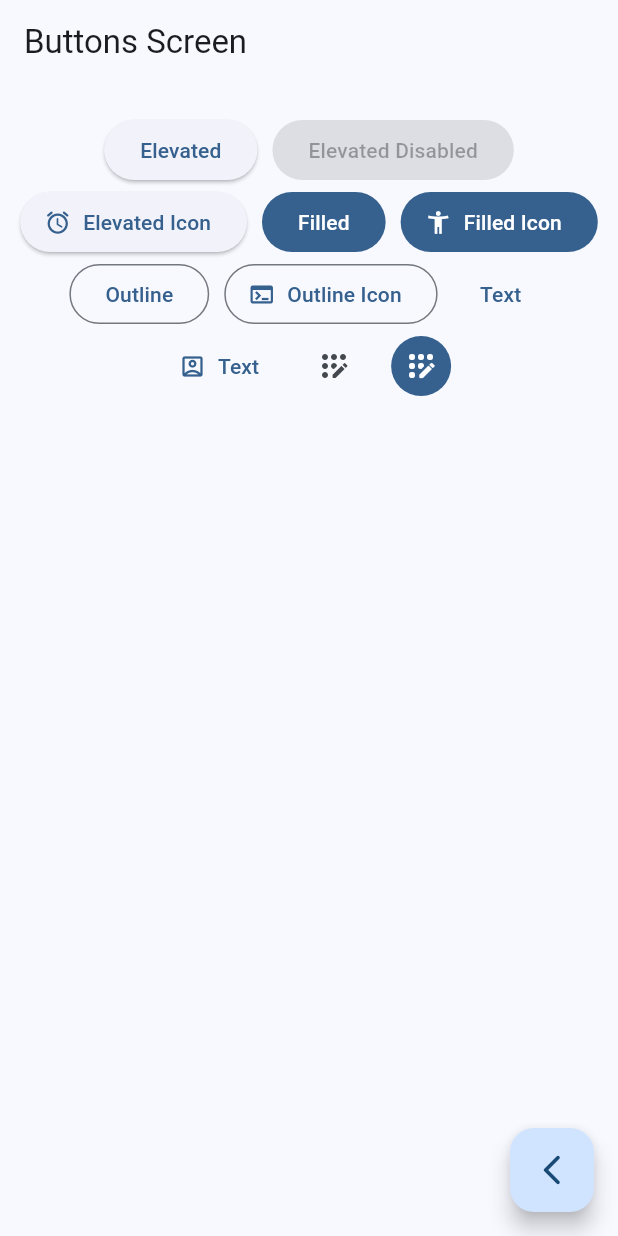
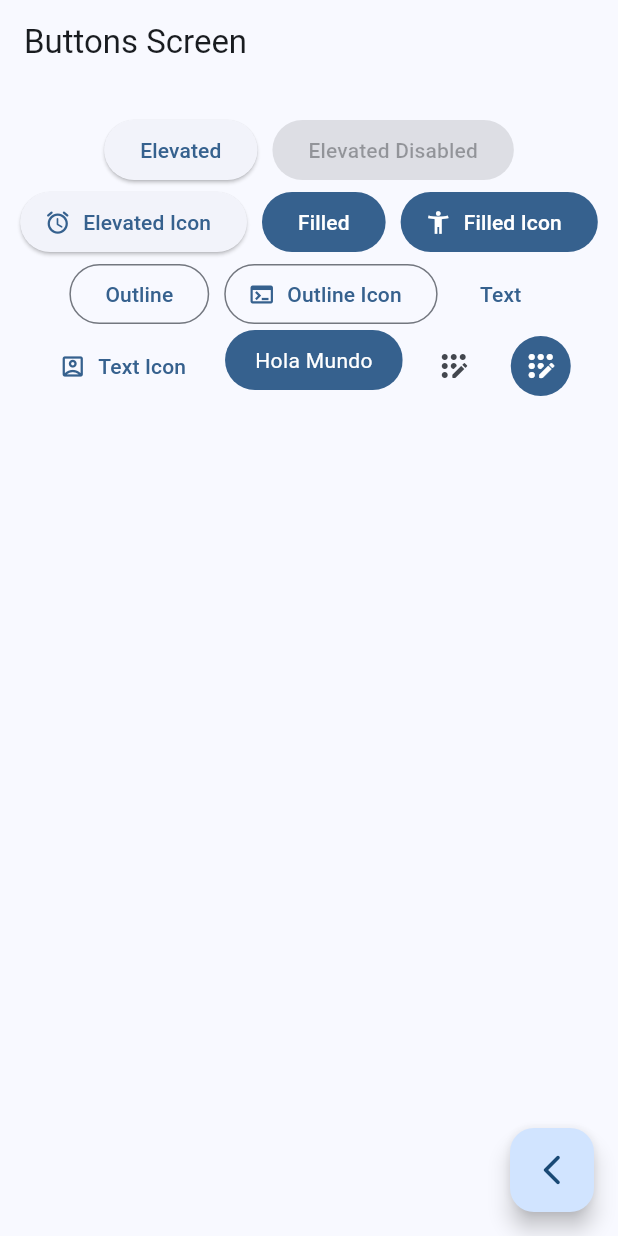
Before and after one commit to jmorenoalva/widgets_app_flutter, a Flutter app: the ButtonsScreen screen opened by its route, on a phone screen of 412 x 824 dp. Run offline on Flutter 3.47's test engine with Material 3 defaults, Android fonts, the phone set to English and light mode, and no system bars; our stand-ins replace go_router.

Commit message:
Clase 127. Boton personalizado (button screen finished)

```diff
--- a/lib/presentation/screens/buttons/buttons_screen.dart
+++ b/lib/presentation/screens/buttons/buttons_screen.dart
@@ -62,10 +62,10 @@ class _ButtonsView extends StatelessWidget {
             TextButton.icon(
               onPressed: (){},
               icon: const Icon(Icons.account_box_outlined),
-              label: const Text('Text')
+              label: const Text('Text Icon')
             ),
 
-            //TODO: custom button
+            const CustomButton(),
 
 
             IconButton(onPressed: (){}, icon: const Icon(Icons.app_registration_rounded)),
@@ -85,3 +85,29 @@ class _ButtonsView extends StatelessWidget {
     );
   }
 }
+
+
+class CustomButton extends StatelessWidget {
+  const CustomButton({super.key});
+
+  @override
+  Widget build(BuildContext context) {
+
+    final colors = Theme.of(context).colorScheme;
+
+
+    return ClipRRect(
+      borderRadius: BorderRadius.circular(20),
+      child: Material(
+        color: colors.primary,
+        child: InkWell(
+          onTap:(){},
+          child: const Padding(
+            padding: const EdgeInsets.symmetric(horizontal: 20, vertical: 10),
+            child: Text('Hola Mundo', style: TextStyle(color: Colors.white))
+          ),
+        ),
+      ),
+    );
+  }
+}
```
